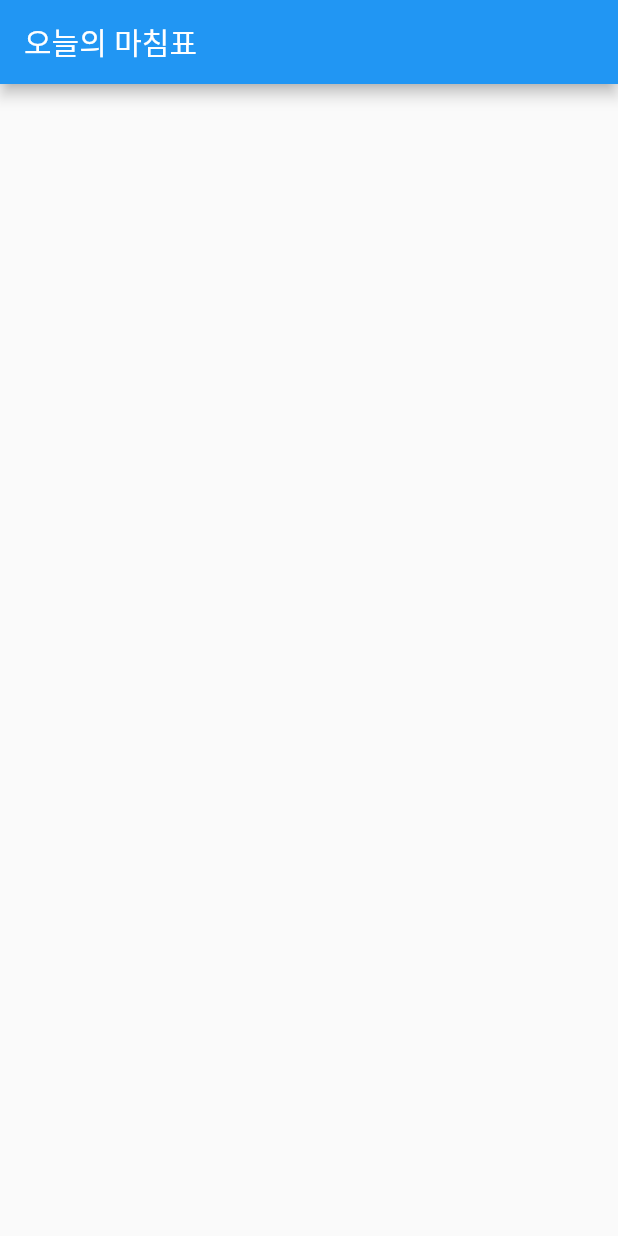
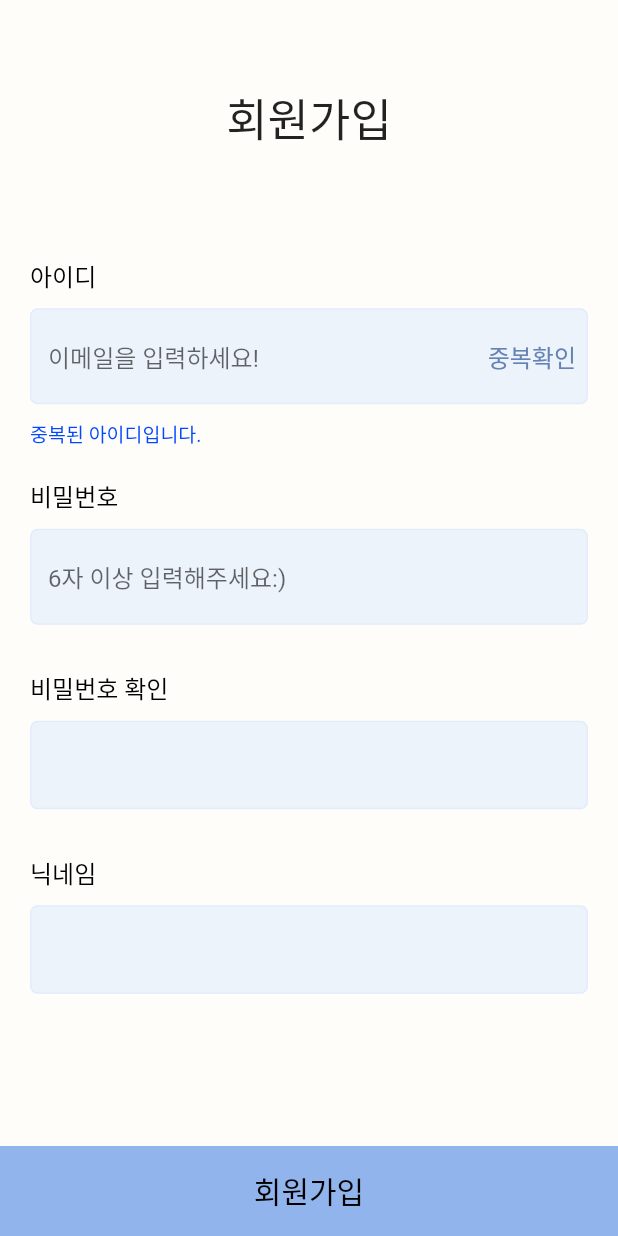
Before and after one commit to CUK-CATSTONES/today_dot, a Flutter app: the screen it shows after launch, on a phone screen of 412 x 824 dp. Run offline on Flutter 3.47's test engine with Material 2 defaults, Android fonts, the phone set to English and light mode, and no system bars.

Commit message:
ADD: SignUpScreen, textfieldWidget

```diff
--- a/lib/main.dart
+++ b/lib/main.dart
@@ -1,4 +1,5 @@
 import 'package:flutter/material.dart';
+import 'package:today_dot/view/sign_up_screen.dart';
 
 void main() {
   runApp(const MyApp());
@@ -9,32 +10,7 @@ class MyApp extends StatelessWidget {
 
   @override
   Widget build(BuildContext context) {
-    return MaterialApp(
-      title: 'Flutter Demo',
-      theme: ThemeData(
-        primarySwatch: Colors.blue,
-      ),
-      home: const MyHomePage(),
-    );
+    //provider는 가장 최상위 위젯(MaterialApp)에서 감싸준다.
+    return const MaterialApp(home: SignUpScreen());
   }
 }
-
-class MyHomePage extends StatefulWidget {
-  const MyHomePage({
-    Key? key,
-  }) : super(key: key);
-
-  @override
-  State<MyHomePage> createState() => _MyHomePageState();
-}
-
-class _MyHomePageState extends State<MyHomePage> {
-  @override
-  Widget build(BuildContext context) {
-    return Scaffold(
-      appBar: AppBar(
-        title: Text('오늘의 마침표'),
-      ),
-    );
-  }
-}
--- /dev/null
+++ b/lib/view/sign_up_screen.dart
@@ -0,0 +1,81 @@
+import 'package:flutter/material.dart';
+import 'package:today_dot/view/widget/textfield_widget.dart';
+
+class SignUpScreen extends StatefulWidget {
+  const SignUpScreen({Key? key}) : super(key: key);
+
+  @override
+  State<SignUpScreen> createState() => _SignUpScreenState();
+}
+
+class _SignUpScreenState extends State<SignUpScreen> {
+  late String userEmail;
+  late String userPassword;
+  late String confirmPassword;
+  late String userName;
+  @override
+  Widget build(BuildContext context) {
+    return Scaffold(
+      appBar: AppBar(
+        backgroundColor: const Color(0xffFFFDF9),
+        elevation: 0,
+      ),
+      body: Container(
+        color: const Color(0xffFFFDF9),
+        child: Column(
+          mainAxisAlignment: MainAxisAlignment.start,
+          children: [
+            const Text(
+              '회원가입',
+              style: TextStyle(fontSize: 30.0),
+            ),
+            Expanded(
+              child: Padding(
+                padding: const EdgeInsets.symmetric(horizontal: 20.0),
+                child: Column(
+                  mainAxisAlignment: MainAxisAlignment.center,
+                  children: [
+                    TextFieldWidget(
+                      fieldTitle: '아이디',
+                      hintText: '이메일을 입력하세요!',
+                      suffixButtonText: '중복확인',
+                    ),
+                    TextFieldWidget(
+                      fieldTitle: '비밀번호',
+                      hintText: '6자 이상 입력해주세요:)',
+                    ),
+                    TextFieldWidget(
+                      fieldTitle: '비밀번호 확인',
+                    ),
+                    TextFieldWidget(
+                      fieldTitle: '닉네임',
+                    ),
+                  ],
+                ),
+              ),
+            ),
+            InkWell(
+              onTap: () => print('tapped'),
+              child: Container(
+                width: double.infinity,
+                height: 60.0,
+                decoration: const BoxDecoration(
+                  color: Color(0xff92B4EC),
+                ),
+                child: const Center(
+                  child: Text(
+                    '회원가입',
+                    style: TextStyle(
+                      fontSize: 20.0,
+                      color: Colors.black,
+                    ),
+                  ),
+                ),
+              ),
+            ),
+          ],
+        ),
+      ),
+    );
+  }
+}
--- /dev/null
+++ b/lib/view/widget/textfield_widget.dart
@@ -0,0 +1,81 @@
+import 'package:flutter/material.dart';
+
+class TextFieldWidget extends StatelessWidget {
+  String? hintText;
+  String? fieldTitle;
+  int? maxLine;
+  String? suffixButtonText;
+  TextFieldWidget(
+      {Key? key,
+      this.hintText,
+      this.suffixButtonText,
+      this.maxLine,
+      this.fieldTitle})
+      : super(key: key);
+
+  @override
+  Widget build(BuildContext context) {
+    return Column(
+      crossAxisAlignment: CrossAxisAlignment.start,
+      children: [
+        Text(
+          fieldTitle ?? '',
+          style: TextStyle(fontSize: 16.0, color: Colors.black),
+        ),
+        Padding(
+          padding: const EdgeInsets.symmetric(vertical: 10.0),
+          child: TextFormField(
+            maxLines: maxLine ?? 1,
+            decoration: InputDecoration(
+              suffixIcon: TextButton(
+                child: Text(
+                  suffixButtonText ?? '',
+                  style: const TextStyle(
+                    color: Color(0xff6482B4),
+                    fontSize: 16.0,
+                  ),
+                ),
+                //중복확인하는 로직 필요
+                onPressed: () {
+                  print('dd');
+                },
+              ),
+              hintText: hintText,
+              filled: true,
+              fillColor: const Color(0x4dC4DDFF),
+              enabledBorder: const OutlineInputBorder(
+                borderRadius: BorderRadius.all(
+                  Radius.circular(5),
+                ),
+                borderSide: BorderSide(
+                  color: Color(0x4dC4DDFF),
+                ),
+              ),
+              focusedBorder: const OutlineInputBorder(
+                borderRadius: BorderRadius.all(
+                  Radius.circular(5),
+                ),
+                borderSide: BorderSide(
+                  color: Color(0x4dC4DDFF),
+                ),
+              ),
+            ),
+          ),
+        ),
+        fieldTitle == '아이디'
+            ? Column(children: const [
+                Text(
+                  '중복된 아이디입니다.',
+                  style: TextStyle(
+                    fontSize: 13.0,
+                    color: Color(0xff0047FF),
+                  ),
+                  textAlign: TextAlign.left,
+                ),
+                SizedBox(height: 20),
+              ])
+            : const SizedBox(height: 20),
+      ],
+    );
+  }
+}
```
